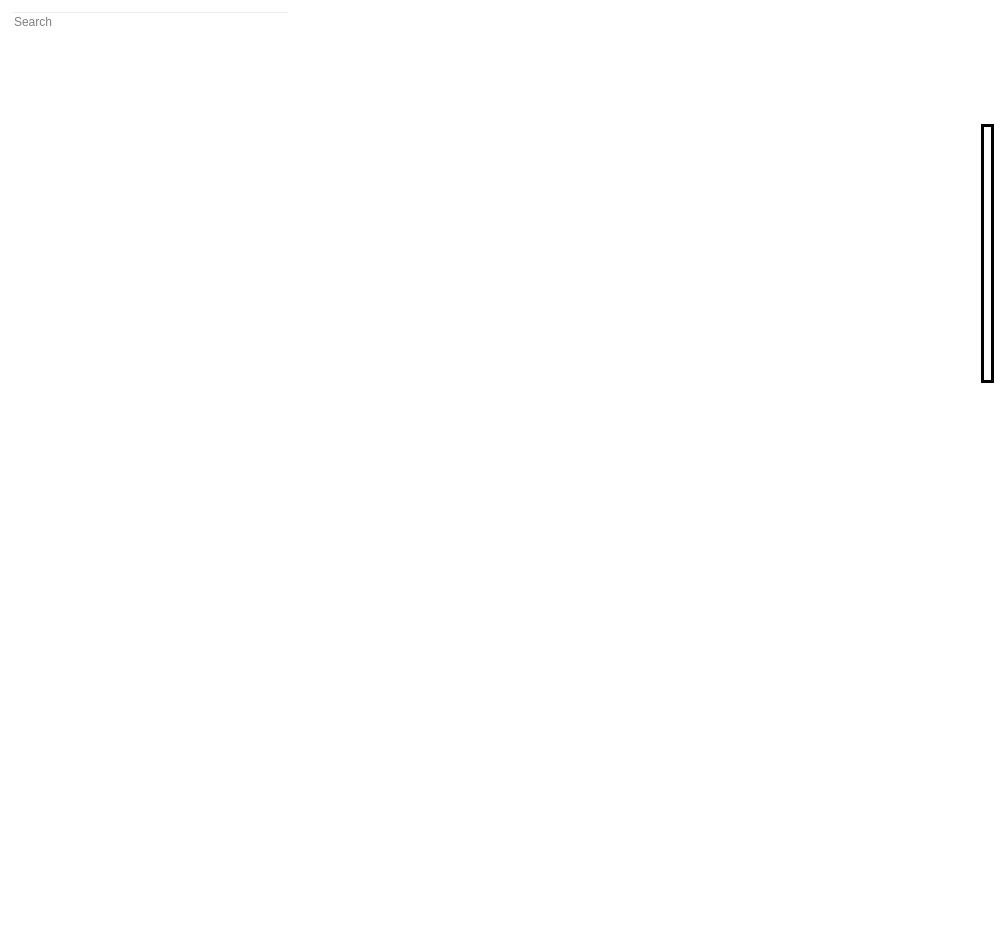
First picture: the form in monstermanual.ui, repository Carifio24/DMCompanion, before the edit.
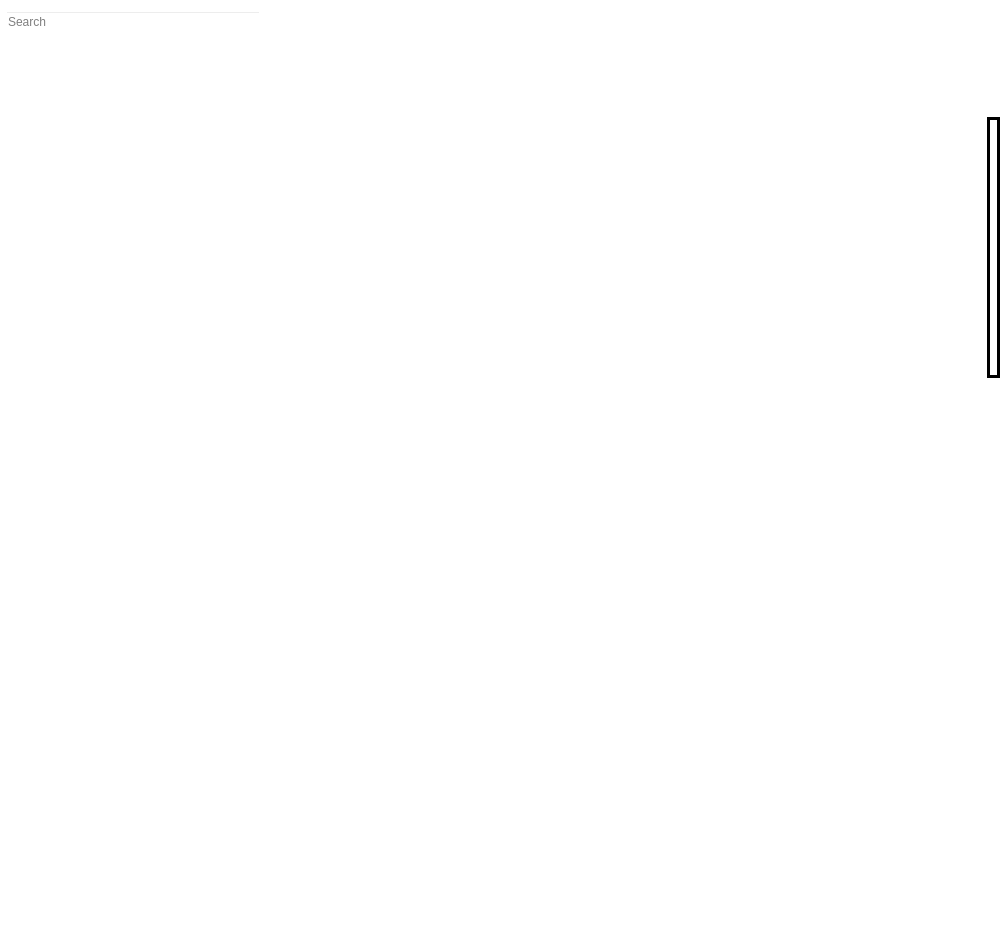
Second picture: the form after the edit.

Commit message: Modified the relative sizes of UI elements.

```diff
--- a/monstermanual.ui
+++ b/monstermanual.ui
@@ -16,12 +16,24 @@
   <property name="styleSheet">
    <string notr="true">background-color: transparent</string>
   </property>
-  <layout class="QHBoxLayout" name="horizontalLayout" stretch="2,5">
+  <layout class="QHBoxLayout" name="horizontalLayout" stretch="2,7">
+   <property name="spacing">
+    <number>3</number>
+   </property>
    <property name="sizeConstraint">
     <enum>QLayout::SetNoConstraint</enum>
    </property>
+   <property name="leftMargin">
+    <number>5</number>
+   </property>
+   <property name="rightMargin">
+    <number>5</number>
+   </property>
    <item>
     <layout class="QVBoxLayout" name="leftLayout" stretch="3,7">
+     <property name="spacing">
+      <number>6</number>
+     </property>
      <item>
       <widget class="QLineEdit" name="searchBar">
        <property name="styleSheet">
@@ -38,7 +50,7 @@
         <bool>true</bool>
        </property>
        <property name="sizePolicy">
-        <sizepolicy hsizetype="Fixed" vsizetype="Expanding">
+        <sizepolicy hsizetype="MinimumExpanding" vsizetype="Expanding">
          <horstretch>0</horstretch>
          <verstretch>0</verstretch>
         </sizepolicy>
@@ -78,7 +90,7 @@
     </layout>
    </item>
    <item>
-    <layout class="QVBoxLayout" name="dataLayout" stretch="1,0,3,1,5">
+    <layout class="QVBoxLayout" name="dataLayout" stretch="1,1,6,2,10">
      <property name="spacing">
       <number>6</number>
      </property>
@@ -417,8 +429,8 @@
          <rect>
           <x>0</x>
           <y>0</y>
-          <width>699</width>
-          <height>434</height>
+          <width>732</width>
+          <height>437</height>
          </rect>
         </property>
         <property name="sizePolicy">
```
The commit also changes 5 other files.
